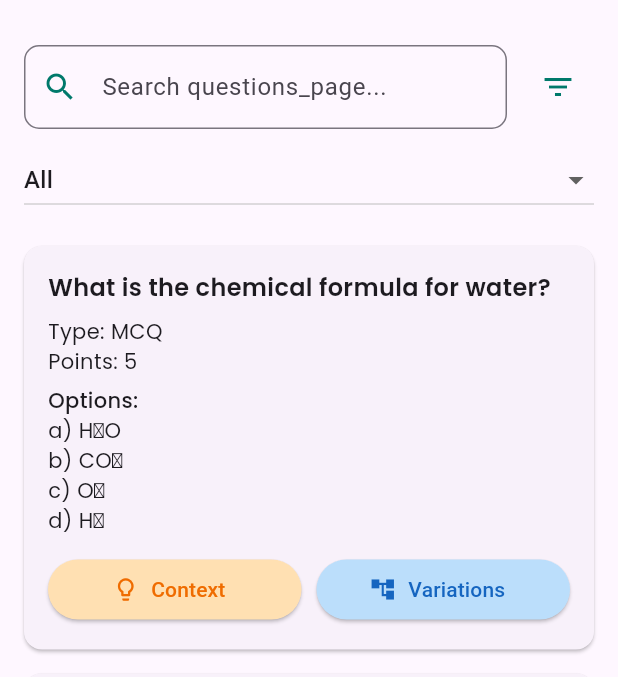
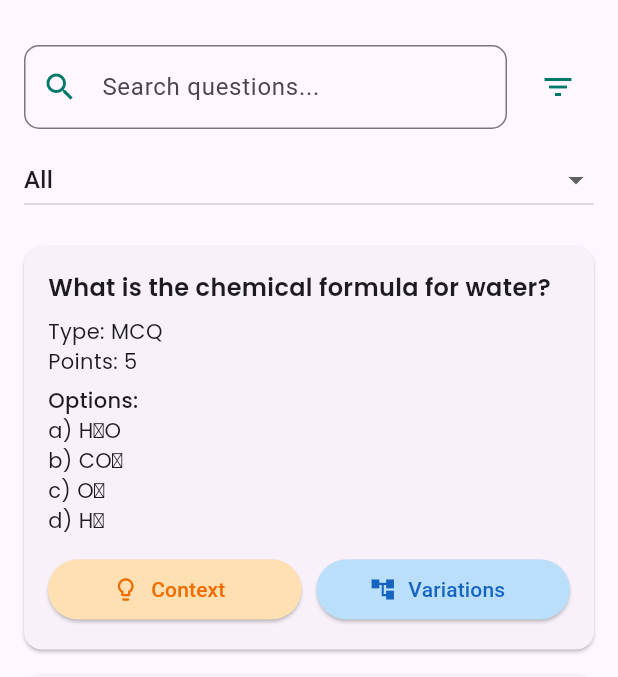
Before and after one commit to Lumen-Slate/lumenslate.alpha.flutter.app, a Flutter app: the QuestionsMobile screen opened directly, on a phone screen of 412 x 824 dp, the part 63-740 px from its top. Run offline on Flutter 3.47's test engine with Material 3 defaults, Android fonts, the phone set to English and light mode, and no system bars; our stand-ins replace auto_size_text, dio, dropdown_button2, equatable, firebase_auth, firebase_core and 9 more; missing offline and left inert: linked_scroll_controller; accounts and stored records are empty.

Commit message:
fix typhos

```diff
--- a/lib/pages/classrooms_page/desktop/widget/classroom_card.dart
+++ b/lib/pages/classrooms_page/desktop/widget/classroom_card.dart
@@ -139,7 +139,7 @@ class ClassroomCard extends StatelessWidget {
                         ),
                       )
                           : Text(
-                        "No assignments_page",
+                        "No assignments",
                         style: GoogleFonts.poppins(
                           fontSize: 14,
                           color: Colors.grey[600],
--- a/lib/pages/classrooms_page/mobile/classrooms.dart
+++ b/lib/pages/classrooms_page/mobile/classrooms.dart
@@ -36,7 +36,7 @@ class ClassroomsPageMobile extends StatelessWidget {
             ListTile(
               leading: Icon(Icons.home),
               title: Text('Dashboard', style: GoogleFonts.poppins(fontSize: 16)),
-              onTap: () => context.go('/teacher-dashboard_page'),
+              onTap: () => context.go('/teacher-dashboard'),
             ),
           ],
         ),
--- a/lib/pages/classrooms_page/mobile/widget/classroom_card.dart
+++ b/lib/pages/classrooms_page/mobile/widget/classroom_card.dart
@@ -138,7 +138,7 @@ class ClassroomCardMobile extends StatelessWidget {
                     )
                   else
                     Text(
-                      "No assignments_page",
+                      "No assignments",
                       style: GoogleFonts.poppins(
                         fontSize: 14,
                         color: Colors.grey[600],
--- a/lib/pages/dashboard_page/desktop/dashboard.dart
+++ b/lib/pages/dashboard_page/desktop/dashboard.dart
@@ -24,7 +24,7 @@ class TeacherDashboardDesktop extends StatelessWidget {
       },
       child: PopScope(
         onPopInvokedWithResult: (_, __) {
-          context.go('/teacher-dashboard_page');
+          context.go('/teacher-dashboard');
         },
         child: ResponsiveScaledBox(
           width: 1920,
@@ -140,7 +140,7 @@ class TeacherDashboardDesktop extends StatelessWidget {
                             children: [
                               GestureDetector(
                                 onTap: () {
-                                  context.push('/teacher-dashboard_page/question-banks');
+                                  context.push('/teacher-dashboard/question-banks');
                                 },
                                 child: WideTile(
                                   title: AutoSizeText(
@@ -148,7 +148,7 @@ class TeacherDashboardDesktop extends StatelessWidget {
                                     style: GoogleFonts.poppins(fontSize: 46),
                                   ),
                                   subTitle: AutoSizeText(
-                                    "Manage your questions_page banks",
+                                    "Manage your questions banks",
                                     style: GoogleFonts.poppins(fontSize: 16),
                                   ),
                                   description: AutoSizeText(
@@ -159,7 +159,7 @@ class TeacherDashboardDesktop extends StatelessWidget {
                                 ),
                               ),
                               GestureDetector(
-                                onTap: () => context.push('/teacher-dashboard_page/questions_page'),
+                                onTap: () => context.push('/teacher-dashboard/questions'),
                                 child: WideTile(
                                   title: AutoSizeText(
                                     "Questions",
@@ -172,7 +172,7 @@ class TeacherDashboardDesktop extends StatelessWidget {
                                     style: GoogleFonts.poppins(fontSize: 16),
                                   ),
                                   description: AutoSizeText(
-                                    "A special question entry powered by AI to help you create questions_page faster.",
+                                    "A special question entry powered by AI to help you create questions faster.",
                                     style: GoogleFonts.poppins(fontSize: 16),
                                   ),
                                   backgroundColor: Colors.deepPurpleAccent[100]!,
@@ -185,7 +185,7 @@ class TeacherDashboardDesktop extends StatelessWidget {
                             mainAxisAlignment: MainAxisAlignment.spaceAround,
                             children: [
                               GestureDetector(
-                                onTap: () => context.push('/teacher-dashboard_page/classrooms_page'),
+                                onTap: () => context.push('/teacher-dashboard/classrooms'),
                                 child: WideTile(
                                   title: AutoSizeText(
                                     "Classrooms",
@@ -194,18 +194,18 @@ class TeacherDashboardDesktop extends StatelessWidget {
                                     ),
                                   ),
                                   subTitle: AutoSizeText(
-                                    "Manage classrooms_page",
+                                    "Manage classrooms",
                                     style: GoogleFonts.poppins(fontSize: 16),
                                   ),
                                   description: AutoSizeText(
-                                    "Manager your classrooms_page, add students, teachers, and assign subjects to them.",
+                                    "Manager your classrooms, add students, teachers, and assign subjects to them.",
                                     style: GoogleFonts.poppins(fontSize: 16),
                                   ),
                                   backgroundColor: Colors.orangeAccent[100]!,
                                 ),
                               ),
                               GestureDetector(
-                                onTap: () => context.push('/teacher-dashboard_page/assignments_page'),
+                                onTap: () => context.push('/teacher-dashboard/assignments'),
                                 child: WideTile(
                                   title: AutoSizeText(
                                     "Assignments",
@@ -214,11 +214,11 @@ class TeacherDashboardDesktop extends StatelessWidget {
                                     ),
                                   ),
                                   subTitle: AutoSizeText(
-                                    "Create and export assignments_page",
+                                    "Create and export assignments",
                                     style: GoogleFonts.poppins(fontSize: 16),
                                   ),
                                   description: AutoSizeText(
-                                    "Use AI powered assignment creator to create randomized assignments_page.",
+                                    "Use AI powered assignment creator to create randomized assignments.",
                                     style: GoogleFonts.poppins(fontSize: 16),
                                   ),
                                   backgroundColor: Colors.greenAccent[200]!,
--- a/lib/pages/dashboard_page/mobile/dashboard.dart
+++ b/lib/pages/dashboard_page/mobile/dashboard.dart
@@ -111,46 +111,46 @@ class TeacherDashboardMobile extends StatelessWidget {
           children: [
             WideTile(
               title: AutoSizeText("Question Banks", style: GoogleFonts.poppins(fontSize: 30)),
-              subTitle: AutoSizeText("Manage your questions_page banks", style: GoogleFonts.poppins(fontSize: 14)),
+              subTitle: AutoSizeText("Manage your questions banks", style: GoogleFonts.poppins(fontSize: 14)),
               description: AutoSizeText(
                 "Questions banks serve as a repository for all of your subjects whether organized by class, subjects, difficulties etc.",
                 style: GoogleFonts.poppins(fontSize: 14),
               ),
               backgroundColor: Colors.redAccent[100]!,
-              onTap: () => context.push('/teacher-dashboard_page/question-banks'),
+              onTap: () => context.push('/teacher-dashboard/question-banks'),
             ),
             const SizedBox(height: 20),
             WideTile(
               title: AutoSizeText("Questions", style: GoogleFonts.poppins(fontSize: 30)),
               subTitle: AutoSizeText("Add a new question", style: GoogleFonts.poppins(fontSize: 14)),
               description: AutoSizeText(
-                "A special question entry powered by AI to help you create questions_page faster.",
+                "A special question entry powered by AI to help you create questions faster.",
                 style: GoogleFonts.poppins(fontSize: 14),
               ),
               backgroundColor: Colors.deepPurpleAccent[100]!,
-              onTap: () => context.push('/teacher-dashboard_page/questions_page'),
+              onTap: () => context.push('/teacher-dashboard/questions'),
             ),
             const SizedBox(height: 20),
             WideTile(
               title: AutoSizeText("Classrooms", style: GoogleFonts.poppins(fontSize: 30)),
-              subTitle: AutoSizeText("Manage classrooms_page", style: GoogleFonts.poppins(fontSize: 14)),
+              subTitle: AutoSizeText("Manage classrooms", style: GoogleFonts.poppins(fontSize: 14)),
               description: AutoSizeText(
-                "Manage your classrooms_page, add students, teachers, and assign subjects to them.",
+                "Manage your classrooms, add students, teachers, and assign subjects to them.",
                 style: GoogleFonts.poppins(fontSize: 14),
               ),
               backgroundColor: Colors.orangeAccent[100]!,
-              onTap: () => context.push('/teacher-dashboard_page/classrooms_page'),
+              onTap: () => context.push('/teacher-dashboard/classrooms'),
             ),
             const SizedBox(height: 20),
             WideTile(
               title: AutoSizeText("Assignments", style: GoogleFonts.poppins(fontSize: 30)),
-              subTitle: AutoSizeText("Create and export assignments_page", style: GoogleFonts.poppins(fontSize: 14)),
+              subTitle: AutoSizeText("Create and export assignments", style: GoogleFonts.poppins(fontSize: 14)),
               description: AutoSizeText(
-                "Use AI powered assignment creator to create randomized assignments_page.",
+                "Use AI powered assignment creator to create randomized assignments.",
                 style: GoogleFonts.poppins(fontSize: 14),
               ),
               backgroundColor: Colors.greenAccent[200]!,
-              onTap: () => context.push('/teacher-dashboard_page/assignments_page'),
+              onTap: () => context.push('/teacher-dashboard/assignments'),
             ),
           ],
         ),
--- a/lib/pages/question_bank_page/mobile/question_bank.dart
+++ b/lib/pages/question_bank_page/mobile/question_bank.dart
@@ -47,7 +47,7 @@ class _QuestionBankPageMobileState extends State<QuestionBankPageMobile> {
             ListTile(
               leading: Icon(Icons.home),
               title: Text('Dashboard', style: GoogleFonts.poppins(fontSize: 16)),
-              onTap: () => context.go('/teacher-dashboard_page'),
+              onTap: () => context.go('/teacher-dashboard'),
             ),
           ],
         ),
--- a/lib/pages/questions_page/desktop/components/context_generation_dialog.dart
+++ b/lib/pages/questions_page/desktop/components/context_generation_dialog.dart
@@ -121,7 +121,7 @@ class ContextGenerationDialogState extends State<ContextGenerationDialog> {
                         SnackBar(content: Text('Question updated successfully')),
                       );
                       // Refresh the question list
-                      context.go('/teacher-dashboard_page/questions_page');
+                      context.go('/teacher-dashboard/questions');
                     }
                   } else if (state is ContextGeneratorFailure) {
                     ScaffoldMessenger.of(context).showSnackBar(
--- a/lib/pages/questions_page/mobile/components/context_genenration_dialog.dart
+++ b/lib/pages/questions_page/mobile/components/context_genenration_dialog.dart
@@ -100,7 +100,7 @@ class _ContextGenerationDialogMobileState extends State<ContextGenerationDialogM
                     ScaffoldMessenger.of(context).showSnackBar(
                       const SnackBar(content: Text('Question updated successfully')),
                     );
-                    context.go('/teacher-dashboard_page/questions_page');
+                    context.go('/teacher-dashboard/questions');
                   }
                 } else if (state is ContextGeneratorFailure) {
                   ScaffoldMessenger.of(context).showSnackBar(
--- a/lib/pages/questions_page/mobile/questions.dart
+++ b/lib/pages/questions_page/mobile/questions.dart
@@ -96,7 +96,7 @@ class _QuestionsMobileState extends State<QuestionsMobile> {
             ListTile(
               leading: Icon(Icons.home),
               title: Text('Dashboard'),
-              onTap: () => context.go('/teacher-dashboard_page'),
+              onTap: () => context.go('/teacher-dashboard'),
             ),
           ],
         ),
@@ -122,7 +122,7 @@ class _QuestionsMobileState extends State<QuestionsMobile> {
                 child: TextField(
                   onChanged: _filterQuestions,
                   decoration: InputDecoration(
-                    hintText: 'Search questions_page...',
+                    hintText: 'Search questions...',
                     prefixIcon: Icon(Icons.search, color: Colors.teal[700]),
                     border: OutlineInputBorder(borderRadius: BorderRadius.circular(10)),
                   ),
```
